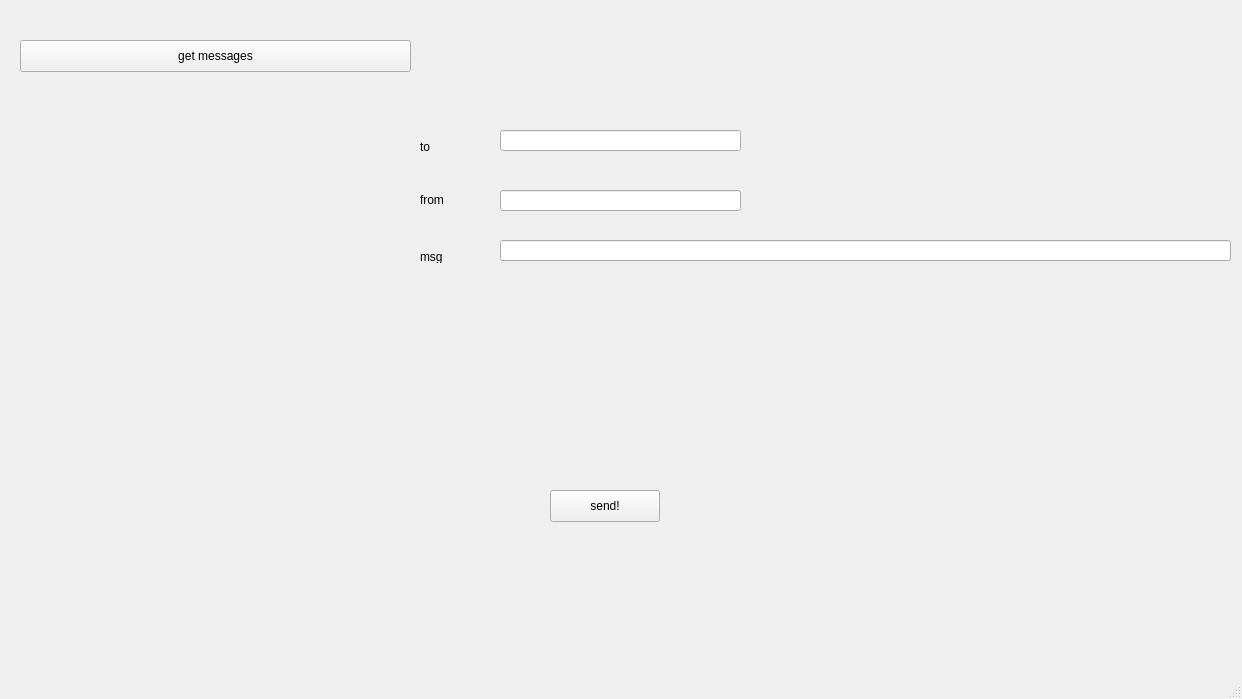
The window that client.ui (jonomarx/Marxchat) describes before a commit, drawn with Qt 5.
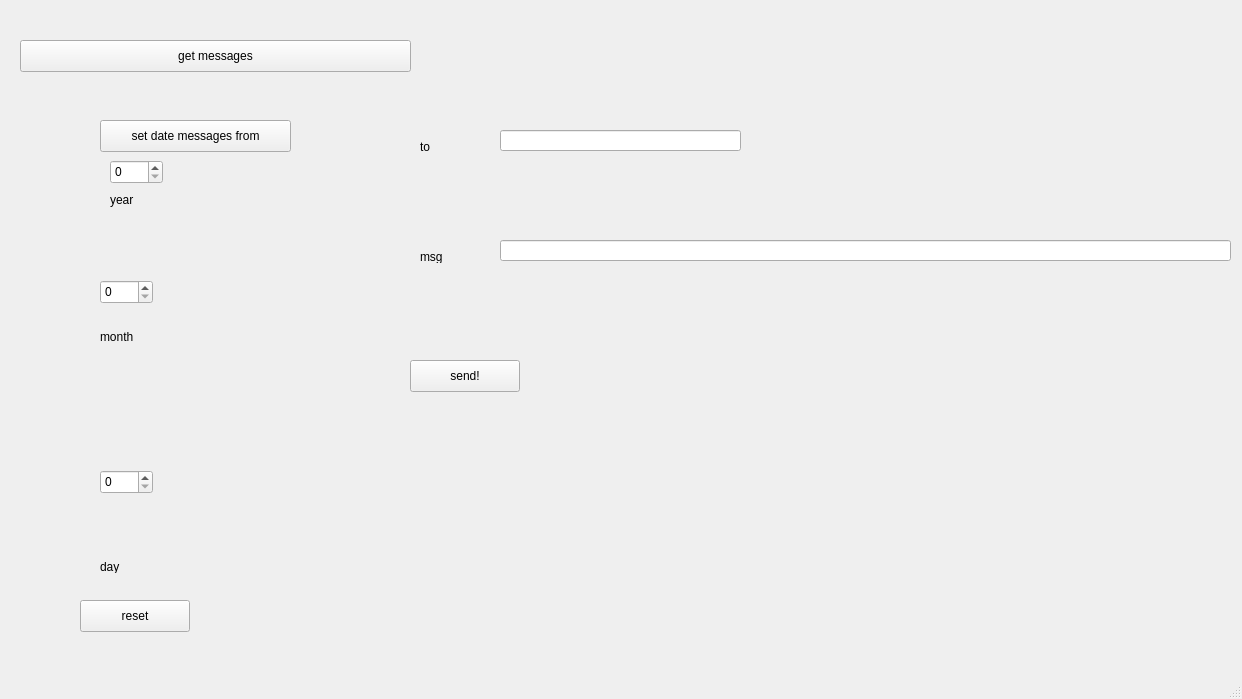
The same window after the commit.

Commit message:
added get messages from
.not client!

Patch:
```diff
--- a/client.ui
+++ b/client.ui
@@ -73,34 +73,11 @@
      <string>msg</string>
     </property>
    </widget>
-   <widget class="QLabel" name="label_3">
-    <property name="geometry">
-     <rect>
-      <x>420</x>
-      <y>190</y>
-      <width>51</width>
-      <height>20</height>
-     </rect>
-    </property>
-    <property name="text">
-     <string>from</string>
-    </property>
-   </widget>
-   <widget class="QLineEdit" name="From">
-    <property name="geometry">
-     <rect>
-      <x>500</x>
-      <y>190</y>
-      <width>241</width>
-      <height>21</height>
-     </rect>
-    </property>
-   </widget>
    <widget class="QPushButton" name="send">
     <property name="geometry">
      <rect>
-      <x>550</x>
-      <y>490</y>
+      <x>410</x>
+      <y>360</y>
       <width>110</width>
       <height>32</height>
      </rect>
@@ -109,6 +86,101 @@
      <string>send!</string>
     </property>
    </widget>
+   <widget class="QSpinBox" name="year">
+    <property name="geometry">
+     <rect>
+      <x>110</x>
+      <y>160</y>
+      <width>53</width>
+      <height>24</height>
+     </rect>
+    </property>
+   </widget>
+   <widget class="QSpinBox" name="month">
+    <property name="geometry">
+     <rect>
+      <x>100</x>
+      <y>280</y>
+      <width>53</width>
+      <height>24</height>
+     </rect>
+    </property>
+   </widget>
+   <widget class="QSpinBox" name="day">
+    <property name="geometry">
+     <rect>
+      <x>100</x>
+      <y>470</y>
+      <width>53</width>
+      <height>24</height>
+     </rect>
+    </property>
+   </widget>
+   <widget class="QLabel" name="label_3">
+    <property name="geometry">
+     <rect>
+      <x>110</x>
+      <y>190</y>
+      <width>61</width>
+      <height>20</height>
+     </rect>
+    </property>
+    <property name="text">
+     <string>year</string>
+    </property>
+   </widget>
+   <widget class="QLabel" name="label_4">
+    <property name="geometry">
+     <rect>
+      <x>100</x>
+      <y>330</y>
+      <width>56</width>
+      <height>13</height>
+     </rect>
+    </property>
+    <property name="text">
+     <string>month</string>
+    </property>
+   </widget>
+   <widget class="QLabel" name="label_5">
+    <property name="geometry">
+     <rect>
+      <x>100</x>
+      <y>560</y>
+      <width>56</width>
+      <height>13</height>
+     </rect>
+    </property>
+    <property name="text">
+     <string>day</string>
+    </property>
+   </widget>
+   <widget class="QPushButton" name="set">
+    <property name="geometry">
+     <rect>
+      <x>100</x>
+      <y>120</y>
+      <width>191</width>
+      <height>32</height>
+     </rect>
+    </property>
+    <property name="text">
+     <string>set date messages from</string>
+    </property>
+   </widget>
+   <widget class="QPushButton" name="reset">
+    <property name="geometry">
+     <rect>
+      <x>80</x>
+      <y>600</y>
+      <width>110</width>
+      <height>32</height>
+     </rect>
+    </property>
+    <property name="text">
+     <string>reset</string>
+    </property>
+   </widget>
   </widget>
   <widget class="QMenuBar" name="menubar">
    <property name="geometry">
```
The commit also changes 2 other files.
